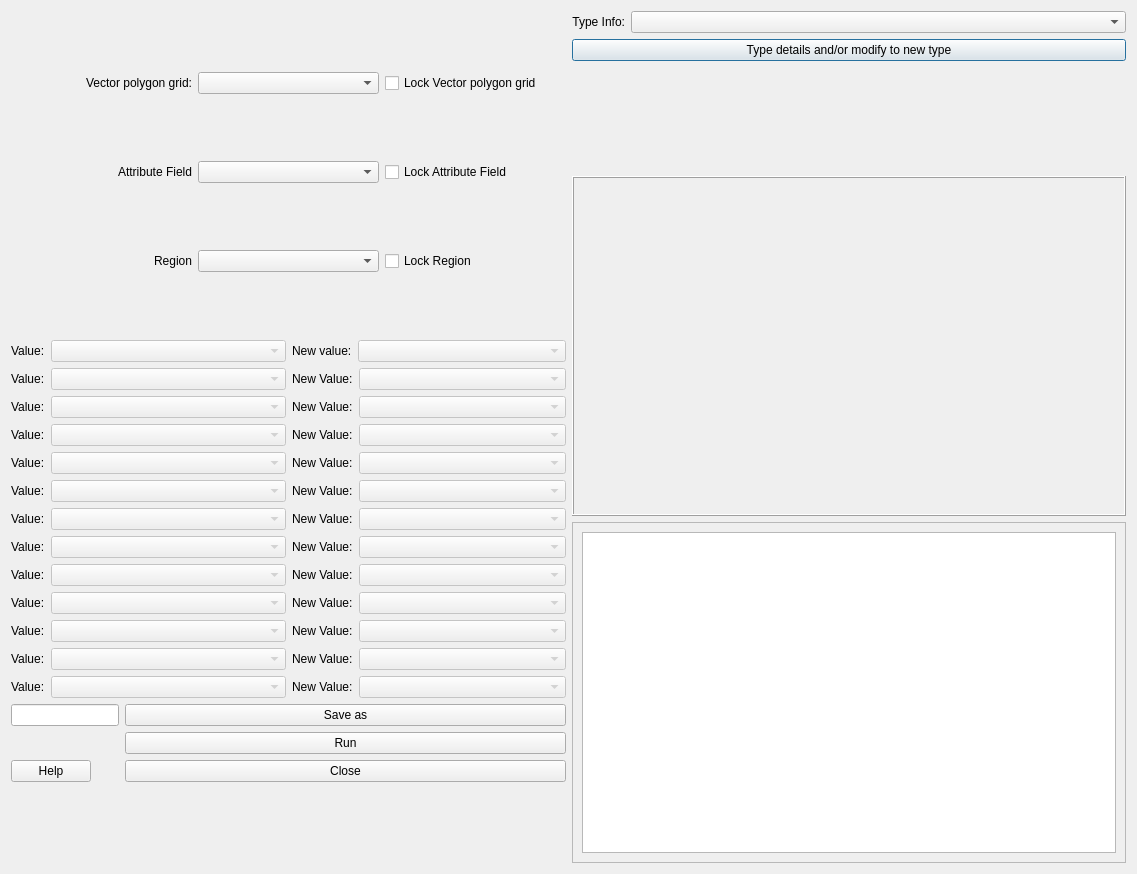
The window that tabs/urban_type_creator_tab.ui (gusbacos/SUEWS-Database-manager) describes before a commit, drawn with Qt 5.
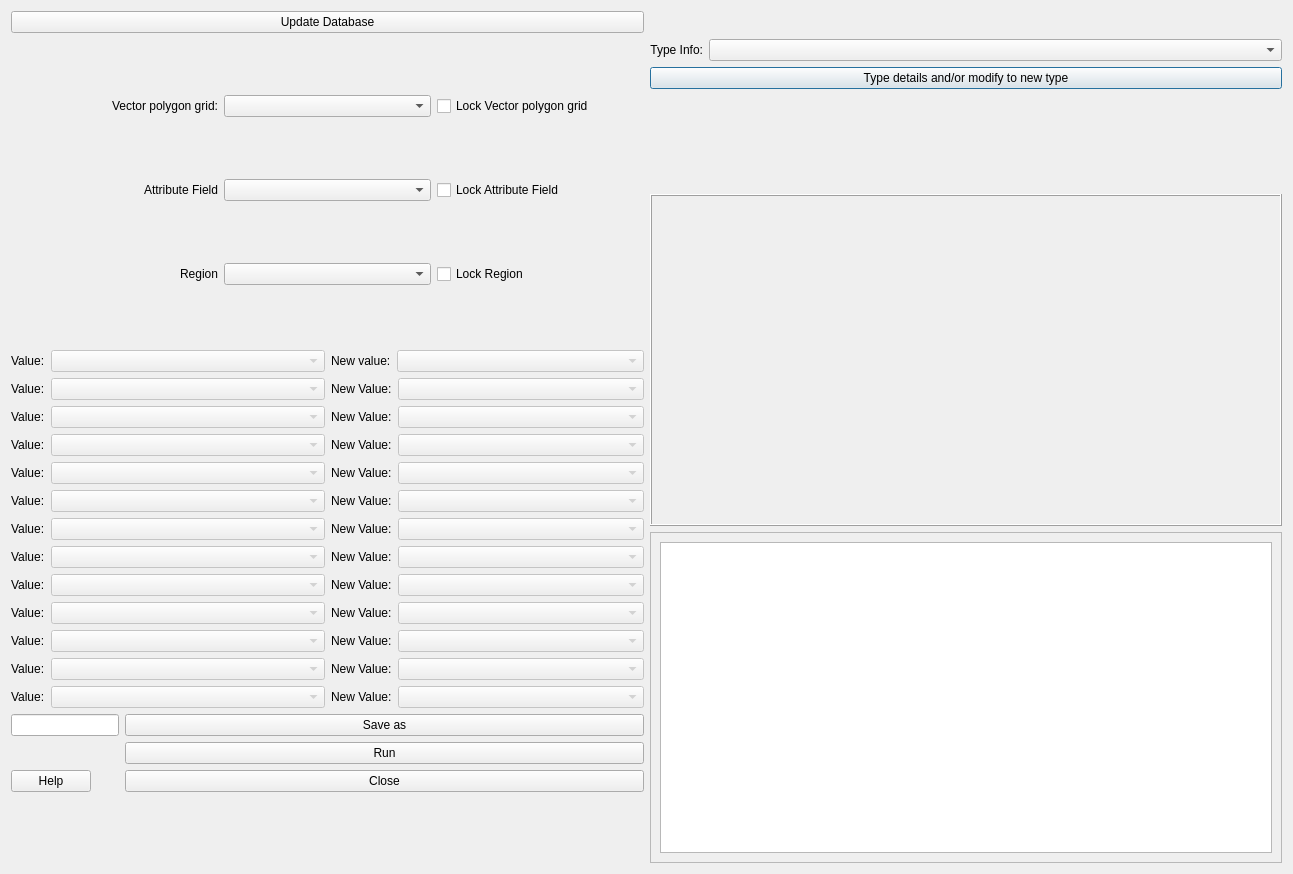
The same window after the commit. Custom widgets are drawn as their Qt base class.

Diff of the .ui file:
```diff
--- a/tabs/urban_type_creator_tab.ui
+++ b/tabs/urban_type_creator_tab.ui
@@ -6,7 +6,7 @@
    <rect>
     <x>0</x>
     <y>0</y>
-    <width>1137</width>
+    <width>1293</width>
     <height>874</height>
    </rect>
   </property>
@@ -20,7 +20,7 @@
    <string>Urban_type_creator</string>
   </property>
   <layout class="QGridLayout" name="gridLayout_2">
-   <item row="0" column="0" rowspan="2">
+   <item row="1" column="0" rowspan="2">
     <layout class="QGridLayout" name="gridLayout">
      <property name="sizeConstraint">
       <enum>QLayout::SetMaximumSize</enum>
@@ -102,41 +102,7 @@
      </item>
     </layout>
    </item>
-   <item row="0" column="1">
-    <layout class="QFormLayout" name="formLayout">
-     <item row="0" column="0">
-      <widget class="QLabel" name="label_4">
-       <property name="text">
-        <string>Type Info:</string>
-       </property>
-       <property name="alignment">
-        <set>Qt::AlignRight|Qt::AlignTrailing|Qt::AlignVCenter</set>
-       </property>
-      </widget>
-     </item>
-     <item row="0" column="1">
-      <widget class="QComboBox" name="comboBoxType">
-       <property name="enabled">
-        <bool>true</bool>
-       </property>
-       <property name="currentIndex">
-        <number>-1</number>
-       </property>
-      </widget>
-     </item>
-     <item row="1" column="0" colspan="2">
-      <widget class="QPushButton" name="editTypeButton">
-       <property name="enabled">
-        <bool>true</bool>
-       </property>
-       <property name="text">
-        <string>Type details and/or modify to new type</string>
-       </property>
-      </widget>
-     </item>
-    </layout>
-   </item>
-   <item row="1" column="1" rowspan="2">
+   <item row="2" column="1" rowspan="2">
     <widget class="QLabel" name="Qlabel">
      <property name="sizePolicy">
       <sizepolicy hsizetype="MinimumExpanding" vsizetype="MinimumExpanding">
@@ -173,7 +139,79 @@
      </property>
     </widget>
    </item>
-   <item row="2" column="0" rowspan="2">
+   <item row="1" column="1">
+    <layout class="QFormLayout" name="formLayout">
+     <item row="0" column="0">
+      <widget class="QLabel" name="label_4">
+       <property name="text">
+        <string>Type Info:</string>
+       </property>
+       <property name="alignment">
+        <set>Qt::AlignRight|Qt::AlignTrailing|Qt::AlignVCenter</set>
+       </property>
+      </widget>
+     </item>
+     <item row="0" column="1">
+      <widget class="QComboBox" name="comboBoxType">
+       <property name="enabled">
+        <bool>true</bool>
+       </property>
+       <property name="currentIndex">
+        <number>-1</number>
+       </property>
+      </widget>
+     </item>
+     <item row="1" column="0" colspan="2">
+      <widget class="QPushButton" name="editTypeButton">
+       <property name="enabled">
+        <bool>true</bool>
+       </property>
+       <property name="text">
+        <string>Type details and/or modify to new type</string>
+       </property>
+      </widget>
+     </item>
+    </layout>
+   </item>
+   <item row="5" column="0">
+    <layout class="QFormLayout" name="formLayout_2">
+     <item row="1" column="0">
+      <widget class="QLineEdit" name="textOutput"/>
+     </item>
+     <item row="1" column="1">
+      <widget class="QPushButton" name="pushButtonSave">
+       <property name="text">
+        <string>Save as</string>
+       </property>
+      </widget>
+     </item>
+     <item row="2" column="1">
+      <widget class="QPushButton" name="runButton">
+       <property name="text">
+        <string>Run</string>
+       </property>
+      </widget>
+     </item>
+     <item row="4" column="0">
+      <widget class="QPushButton" name="helpButton">
+       <property name="text">
+        <string>Help</string>
+       </property>
+      </widget>
+     </item>
+     <item row="4" column="1">
+      <widget class="QPushButton" name="closeButton">
+       <property name="enabled">
+        <bool>true</bool>
+       </property>
+       <property name="text">
+        <string>Close</string>
+       </property>
+      </widget>
+     </item>
+    </layout>
+   </item>
+   <item row="3" column="0" rowspan="2">
     <layout class="QGridLayout" name="gridLayout_3">
      <item row="11" column="1">
       <layout class="QFormLayout" name="formLayout_26">
@@ -684,7 +722,7 @@
      </item>
     </layout>
    </item>
-   <item row="3" column="1" rowspan="2">
+   <item row="4" column="1" rowspan="2">
     <widget class="QFrame" name="frame">
      <property name="sizePolicy">
       <sizepolicy hsizetype="Preferred" vsizetype="Preferred">
@@ -717,43 +755,12 @@
      </layout>
     </widget>
    </item>
-   <item row="4" column="0">
-    <layout class="QFormLayout" name="formLayout_2">
-     <item row="1" column="0">
-      <widget class="QLineEdit" name="textOutput"/>
-     </item>
-     <item row="1" column="1">
-      <widget class="QPushButton" name="pushButtonSave">
-       <property name="text">
-        <string>Save as</string>
-       </property>
-      </widget>
-     </item>
-     <item row="2" column="1">
-      <widget class="QPushButton" name="runButton">
-       <property name="text">
-        <string>Run</string>
-       </property>
-      </widget>
-     </item>
-     <item row="4" column="0">
-      <widget class="QPushButton" name="helpButton">
-       <property name="text">
-        <string>Help</string>
-       </property>
-      </widget>
-     </item>
-     <item row="4" column="1">
-      <widget class="QPushButton" name="closeButton">
-       <property name="enabled">
-        <bool>true</bool>
-       </property>
-       <property name="text">
-        <string>Close</string>
-       </property>
-      </widget>
-     </item>
-    </layout>
+   <item row="0" column="0">
+    <widget class="QPushButton" name="pushButtonUpdateDatabase">
+     <property name="text">
+      <string>Update Database</string>
+     </property>
+    </widget>
    </item>
   </layout>
  </widget>
```
